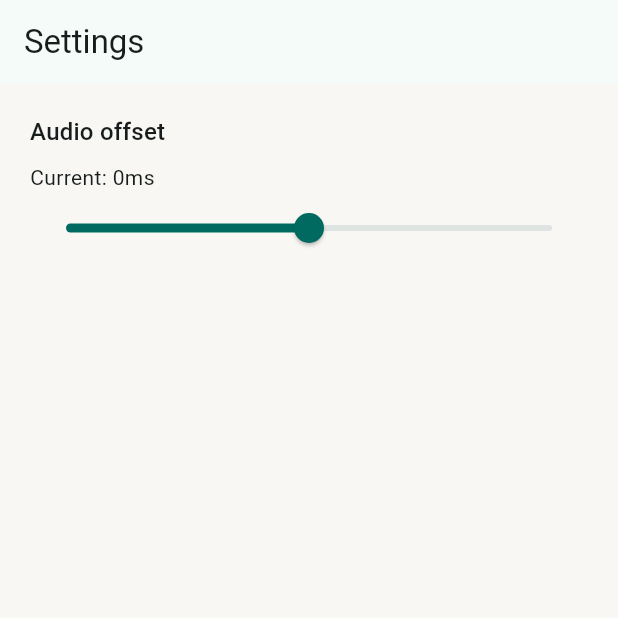
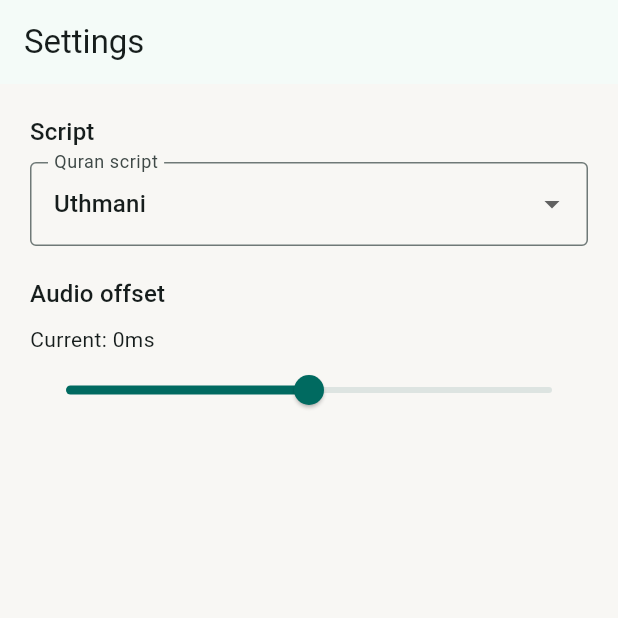
Before and after one commit to SalmaanRauf/arabicvocab, a Flutter app: the SettingsView screen opened by its route, on a phone screen of 412 x 824 dp, the top half of it. Run offline on Flutter 3.47's test engine with Material 3 defaults, Android fonts, the phone set to English and light mode, and no system bars; our stand-ins replace flutter_riverpod, go_router, google_fonts, just_audio, sqflite, sqflite_common_ffi_web; accounts and stored records are empty; Roboto replaces fonts that are missing (Amiri).

Commit message:
Polish settings and script toggle

```diff
--- /dev/null
+++ b/quran_vocab/lib/presentation/state/settings_providers.dart
@@ -0,0 +1,6 @@
+import 'package:flutter_riverpod/flutter_riverpod.dart';
+
+enum ScriptType { uthmani, indopak }
+
+final scriptPreferenceProvider =
+    StateProvider<ScriptType>((ref) => ScriptType.uthmani);
--- a/quran_vocab/lib/presentation/views/review_view.dart
+++ b/quran_vocab/lib/presentation/views/review_view.dart
@@ -104,7 +104,7 @@ class ReviewView extends ConsumerWidget {
       stability: progress.stability,
       difficulty: progress.difficulty,
       rating: rating,
-      elapsedDays: elapsedDays <= 0 ? 1 : elapsedDays,
+      elapsedDays: (elapsedDays <= 0 ? 1 : elapsedDays).toDouble(),
     );
     final nextDate = now.add(Duration(days: review.nextIntervalDays));
     final updated = UserProgress(
--- a/quran_vocab/lib/presentation/views/settings_view.dart
+++ b/quran_vocab/lib/presentation/views/settings_view.dart
@@ -2,6 +2,7 @@ import 'package:flutter/material.dart';
 import 'package:flutter_riverpod/flutter_riverpod.dart';
 
 import '../state/audio_providers.dart';
+import '../state/settings_providers.dart';
 
 class SettingsView extends ConsumerWidget {
   const SettingsView({super.key});
@@ -18,6 +19,35 @@ class SettingsView extends ConsumerWidget {
         child: Column(
           crossAxisAlignment: CrossAxisAlignment.start,
           children: [
+            Text(
+              'Script',
+              style: Theme.of(context).textTheme.titleMedium,
+            ),
+            const SizedBox(height: 8),
+            DropdownButtonFormField<ScriptType>(
+              value: ref.watch(scriptPreferenceProvider),
+              decoration: const InputDecoration(
+                border: OutlineInputBorder(),
+                labelText: 'Quran script',
+              ),
+              items: const [
+                DropdownMenuItem(
+                  value: ScriptType.uthmani,
+                  child: Text('Uthmani'),
+                ),
+                DropdownMenuItem(
+                  value: ScriptType.indopak,
+                  child: Text('IndoPak'),
+                ),
+              ],
+              onChanged: (value) {
+                if (value == null) {
+                  return;
+                }
+                ref.read(scriptPreferenceProvider.notifier).state = value;
+              },
+            ),
+            const SizedBox(height: 20),
             Text(
               'Audio offset',
               style: Theme.of(context).textTheme.titleMedium,
```
Also changed, not shown: quran_vocab/lib/presentation/widgets/word_chip.dart (+8 -3 lines), 1 other file.
